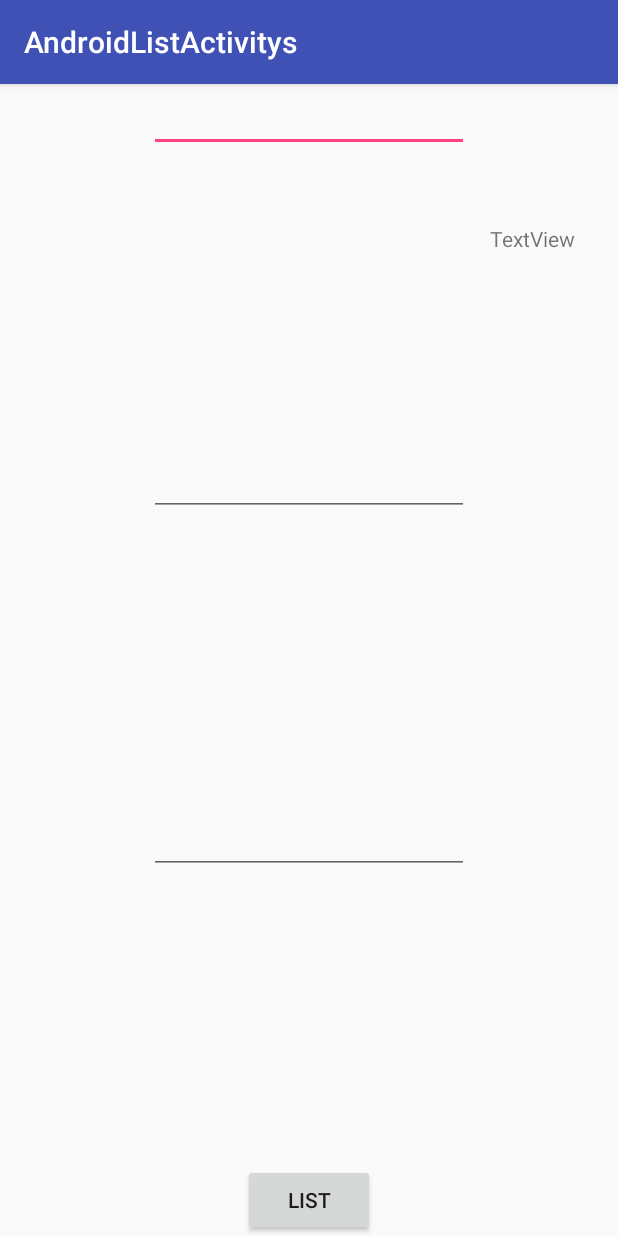
After one commit to SashaBerduchev/AndroidListActivitys, an Android app: the ListActivity screen opened directly, with no data from a screen before it, on a phone screen of 412 x 824 dp. The commit adds this screen. Run offline under Robolectric (Android 15) with nearby library versions, the phone set to English and light mode, and no system bars.

Commit message:
AndroidListActivitys 1.1

```diff
--- a/app/src/main/AndroidManifest.xml
+++ b/app/src/main/AndroidManifest.xml
@@ -46,7 +46,8 @@
             android:label="@string/title_activity_maps" />
         <activity android:name=".ArrayCalcActivity" />
         <activity android:name=".MathActivity" />
-        <activity android:name=".ArrayActivity"></activity>
+        <activity android:name=".ArrayActivity" />
+        <activity android:name=".ListActivity"></activity>
     </application>
 
 </manifest>
--- /dev/null
+++ b/app/src/main/java/com/example/student/androidlistactivitys/ListActivity.java
@@ -0,0 +1,49 @@
+package com.example.student.androidlistactivitys;
+
+import android.content.Intent;
+import android.support.v7.app.AppCompatActivity;
+import android.os.Bundle;
+import android.view.View;
+import android.widget.Button;
+import android.widget.TextView;
+
+import Generic.Generic_Class;
+import Generic.Generic_Collection;
+import Generic.Generic_Mask;
+
+public class ListActivity extends AppCompatActivity {
+
+    TextView list1, list2, list3;
+    TextView intlist;
+    Button btnList;
+    @Override
+    protected void onCreate(Bundle savedInstanceState) {
+        super.onCreate(savedInstanceState);
+        setContentView(R.layout.activity_list);
+
+        list1 = findViewById(R.id.editTextList1);
+        list2 = findViewById(R.id.editTextList2);
+        list3 = findViewById(R.id.editTextList3);
+        intlist = findViewById(R.id.intList);
+        btnList = findViewById(R.id.btnList);
+
+        btnList.setOnClickListener(new View.OnClickListener() {
+            @Override
+            public void onClick(View v) {
+                Generic_Class generic_class = new Generic_Class();
+                intlist.setText(generic_class.SetGenericInt(Integer.parseInt(list1.getText().toString())));
+                intlist.setText(generic_class.SetGenericString(list2.getText().toString()));
+
+                Generic_Collection generic_collection = new Generic_Collection();
+                generic_collection.Collection(list2.getText().toString());
+
+
+                Generic_Mask generic_mask = new Generic_Mask();
+                list3.setText(String.valueOf(generic_mask.setMask(Integer.parseInt(list1.getText().toString()), list2.getText().toString(), Double.parseDouble(list3.getText().toString()))));
+
+            }
+        });
+
+    }
+
+}
--- /dev/null
+++ b/app/src/main/res/layout/activity_list.xml
@@ -0,0 +1,66 @@
+<?xml version="1.0" encoding="utf-8"?>
+<android.support.constraint.ConstraintLayout xmlns:android="http://schemas.android.com/apk/res/android"
+    xmlns:app="http://schemas.android.com/apk/res-auto"
+    xmlns:tools="http://schemas.android.com/tools"
+    android:layout_width="match_parent"
+    android:layout_height="match_parent"
+    tools:context=".ListActivity">
+
+    <EditText
+        android:id="@+id/editTextList1"
+        android:layout_width="wrap_content"
+        android:layout_height="wrap_content"
+        android:ems="10"
+        android:inputType="textMultiLine"
+        app:layout_constraintBottom_toTopOf="@+id/editTextList2"
+        app:layout_constraintEnd_toEndOf="parent"
+        app:layout_constraintStart_toStartOf="parent"
+        app:layout_constraintTop_toTopOf="parent"
+        app:layout_constraintVertical_chainStyle="spread_inside" />
+
+    <EditText
+        android:id="@+id/editTextList2"
+        android:layout_width="wrap_content"
+        android:layout_height="57dp"
+        android:ems="10"
+        android:inputType="textMultiLine"
+        app:layout_constraintBottom_toTopOf="@+id/editTextList3"
+        app:layout_constraintEnd_toEndOf="parent"
+        app:layout_constraintStart_toStartOf="parent"
+        app:layout_constraintTop_toBottomOf="@+id/editTextList1" />
+
+    <EditText
+        android:id="@+id/editTextList3"
+        android:layout_width="wrap_content"
+        android:layout_height="wrap_content"
+        android:layout_marginTop="8dp"
+        android:ems="10"
+        android:inputType="textMultiLine"
+        app:layout_constraintBottom_toTopOf="@+id/btnList"
+        app:layout_constraintEnd_toEndOf="parent"
+        app:layout_constraintStart_toStartOf="parent"
+        app:layout_constraintTop_toBottomOf="@+id/editTextList2" />
+
+    <Button
+        android:id="@+id/btnList"
+        android:layout_width="wrap_content"
+        android:layout_height="wrap_content"
+        android:layout_marginTop="8dp"
+        android:text="List"
+        app:layout_constraintBottom_toBottomOf="parent"
+        app:layout_constraintEnd_toEndOf="parent"
+        app:layout_constraintStart_toStartOf="parent"
+        app:layout_constraintTop_toBottomOf="@+id/editTextList3" />
+
+    <TextView
+        android:id="@+id/intList"
+        android:layout_width="80dp"
+        android:layout_height="44dp"
+        android:layout_marginStart="8dp"
+        android:layout_marginLeft="8dp"
+        android:text="TextView"
+        app:layout_constraintBottom_toTopOf="@+id/editTextList2"
+        app:layout_constraintEnd_toEndOf="parent"
+        app:layout_constraintStart_toEndOf="@+id/editTextList1"
+        app:layout_constraintTop_toTopOf="parent" />
+</android.support.constraint.ConstraintLayout>
```
Also changed, not shown: app/src/main/java/Generic/Generic_Class.java (added, +30 -0 lines), app/src/main/java/Generic/Generic_Collection.java (added, +14 -0 lines), app/src/main/java/Generic/Generic_Mask.java (added, +27 -0 lines), app/src/main/java/com/example/student/androidlistactivitys/MathActivity.java (+9 -1 lines).
